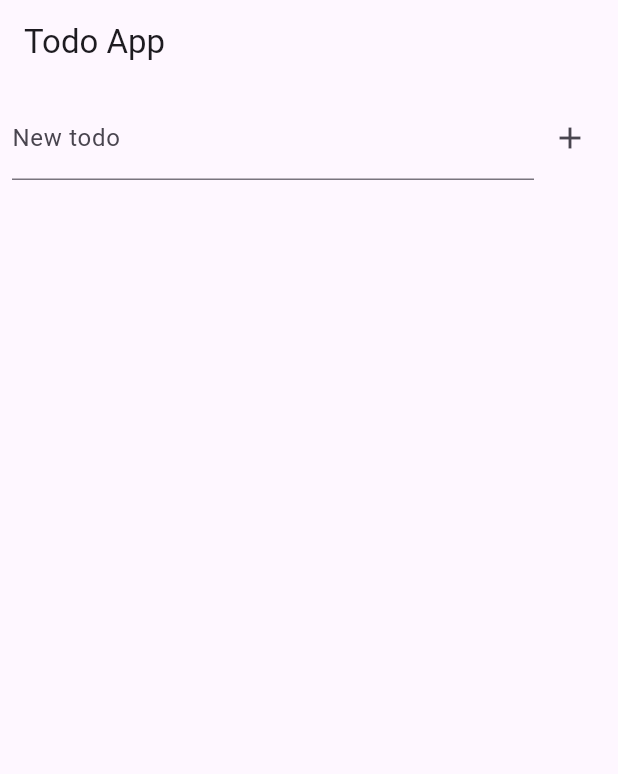
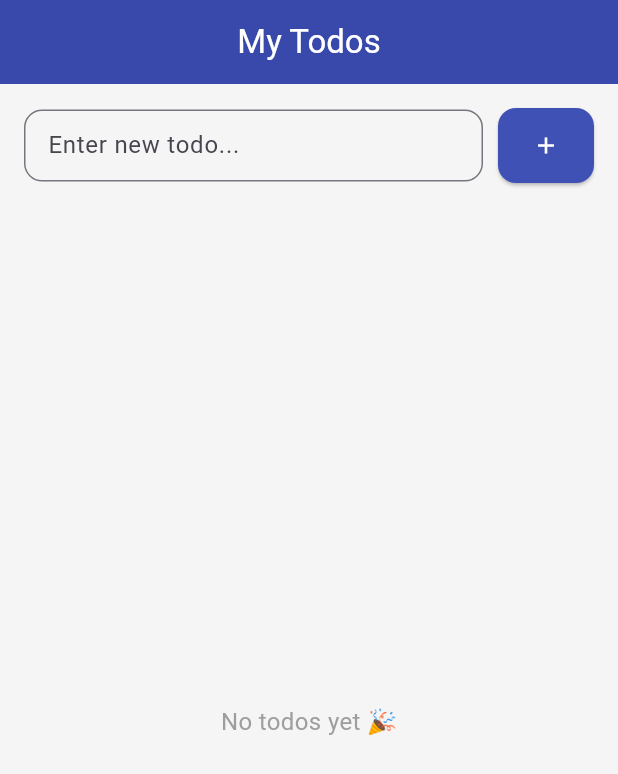
Before and after one commit to HilmyAmmar/tdd_internal, a Flutter app: the screen it shows after launch, on a phone screen of 412 x 824 dp. Shown: the top 774 px of the screen. Run offline on Flutter 3.47's test engine with Material 3 defaults, Android fonts, the phone set to English and light mode, and no system bars.

Commit message:
[REFACTOR] Enhance App UI

```diff
--- a/lib/main.dart
+++ b/lib/main.dart
@@ -8,7 +8,15 @@ class TodoApp extends StatelessWidget {
 
   @override
   Widget build(BuildContext context) {
-    return MaterialApp(home: TodoPage());
+    return MaterialApp(
+      title: 'Todo App',
+      theme: ThemeData(
+        primarySwatch: Colors.indigo,
+        scaffoldBackgroundColor: const Color(0xFFF5F5F5),
+        useMaterial3: true,
+      ),
+      home: const TodoPage(),
+    );
   }
 }
 
@@ -24,8 +32,10 @@ class _TodoPageState extends State<TodoPage> {
   final TextEditingController controller = TextEditingController();
 
   void addTodo(String title) {
+    if (title.trim().isEmpty) return;
+
     setState(() {
-      todos.add(Todo(title: title));
+      todos.add(Todo(title: title.trim()));
       controller.clear();
     });
   }
@@ -39,43 +49,103 @@ class _TodoPageState extends State<TodoPage> {
   @override
   Widget build(BuildContext context) {
     return Scaffold(
-      appBar: AppBar(title: const Text('Todo App')),
+      appBar: AppBar(
+        title: const Text('My Todos'),
+        centerTitle: true,
+        backgroundColor: Colors.indigo.shade600,
+        foregroundColor: Colors.white,
+      ),
       body: Column(
         children: [
           Padding(
-            padding: const EdgeInsets.all(8),
+            padding: const EdgeInsets.all(16),
             child: Row(
               children: [
                 Expanded(
                   child: TextField(
                     key: const Key('todoField'),
                     controller: controller,
-                    decoration: const InputDecoration(labelText: 'New todo'),
+                    decoration: InputDecoration(
+                      hintText: 'Enter new todo...',
+                      border: OutlineInputBorder(
+                        borderRadius: BorderRadius.circular(12),
+                      ),
+                      contentPadding: const EdgeInsets.symmetric(
+                        vertical: 10,
+                        horizontal: 12,
                       ),
                     ),
-                IconButton(
+                  ),
+                ),
+                const SizedBox(width: 10),
+                ElevatedButton(
                   key: const Key('addButton'),
-                  icon: const Icon(Icons.add),
                   onPressed: () => addTodo(controller.text),
+                  style: ElevatedButton.styleFrom(
+                    padding: const EdgeInsets.all(16),
+                    backgroundColor: Colors.indigo,
+                    foregroundColor: Colors.white,
+                    shape: RoundedRectangleBorder(
+                      borderRadius: BorderRadius.circular(12),
+                    ),
+                  ),
+                  child: const Icon(Icons.add),
                 ),
               ],
             ),
           ),
           Expanded(
-            child: ListView.builder(
+            child:
+                todos.isEmpty
+                    ? const Center(
+                      child: Text(
+                        'No todos yet 🎉',
+                        style: TextStyle(fontSize: 16, color: Colors.grey),
+                      ),
+                    )
+                    : ListView.separated(
+                      padding: const EdgeInsets.symmetric(
+                        horizontal: 16,
+                        vertical: 8,
+                      ),
                       itemCount: todos.length,
+                      separatorBuilder: (_, __) => const SizedBox(height: 8),
                       itemBuilder: (context, index) {
                         final todo = todos[index];
-                return ListTile(
+                        return GestureDetector(
                           key: Key('todo_$index'),
+                          onTap: () => toggleTodo(index),
+                          child: Card(
+                            elevation: 2,
+                            shape: RoundedRectangleBorder(
+                              borderRadius: BorderRadius.circular(12),
+                            ),
+                            child: ListTile(
+                              leading: Icon(
+                                todo.isDone
+                                    ? Icons.check_circle
+                                    : Icons.radio_button_unchecked,
+                                color:
+                                    todo.isDone
+                                        ? Colors.green
+                                        : Colors.grey.shade500,
+                              ),
                               title: Text(
                                 todo.title,
                                 style: TextStyle(
+                                  fontSize: 16,
                                   decoration:
-                          todo.isDone ? TextDecoration.lineThrough : null,
+                                      todo.isDone
+                                          ? TextDecoration.lineThrough
+                                          : null,
+                                  color:
+                                      todo.isDone
+                                          ? Colors.grey.shade600
+                                          : Colors.black87,
                                 ),
                               ),
-                  onTap: () => toggleTodo(index),
+                            ),
+                          ),
                         );
                       },
                     ),
```
Lines whose indentation alone changed are shown as unchanged.
